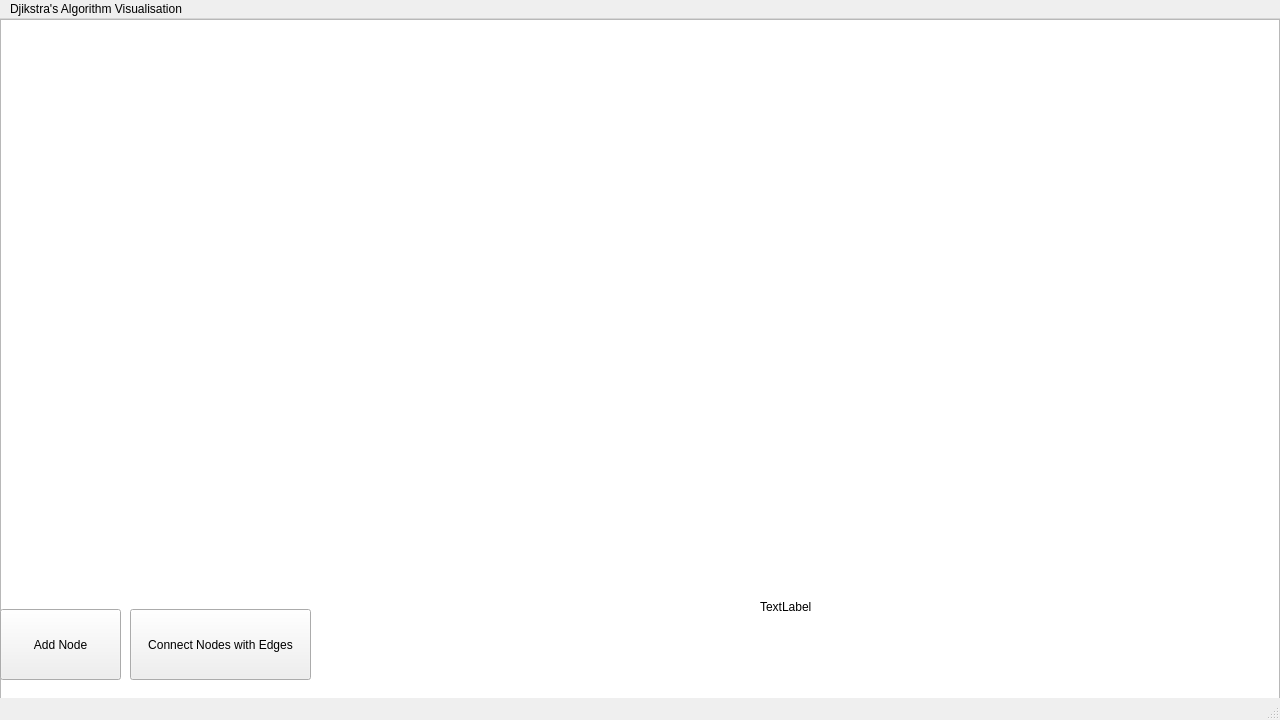
First picture: the form in QtTest/mainwindow.ui, repository Aric-prog/DSAFinalProjectSem2, before the edit.
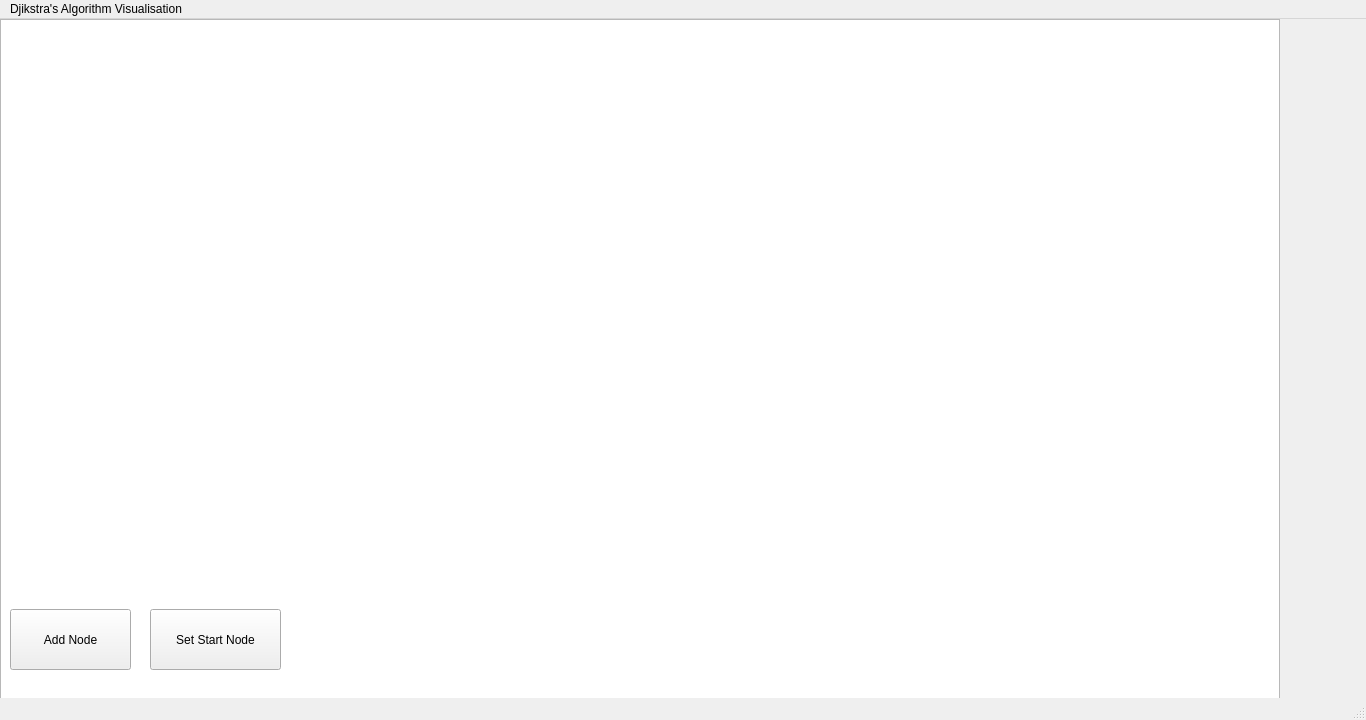
Second picture: the form after the edit.

Commit message: Created set destination, set start, and run button

Patch:
```diff
--- a/QtTest/mainwindow.ui
+++ b/QtTest/mainwindow.ui
@@ -6,19 +6,25 @@
    <rect>
     <x>0</x>
     <y>0</y>
-    <width>1280</width>
+    <width>1366</width>
     <height>720</height>
    </rect>
   </property>
+  <property name="sizePolicy">
+   <sizepolicy hsizetype="Preferred" vsizetype="Preferred">
+    <horstretch>0</horstretch>
+    <verstretch>0</verstretch>
+   </sizepolicy>
+  </property>
   <property name="minimumSize">
    <size>
-    <width>1280</width>
+    <width>1366</width>
     <height>720</height>
    </size>
   </property>
   <property name="maximumSize">
    <size>
-    <width>1280</width>
+    <width>1366</width>
     <height>720</height>
    </size>
   </property>
@@ -29,42 +35,23 @@
    <widget class="QPushButton" name="pushButton">
     <property name="geometry">
      <rect>
-      <x>0</x>
+      <x>10</x>
       <y>590</y>
       <width>121</width>
-      <height>71</height>
+      <height>61</height>
      </rect>
     </property>
     <property name="text">
      <string>Add Node</string>
     </property>
    </widget>
-   <widget class="QPushButton" name="pushButton_2">
-    <property name="geometry">
-     <rect>
-      <x>130</x>
-      <y>590</y>
-      <width>181</width>
-      <height>71</height>
-     </rect>
-    </property>
-    <property name="sizePolicy">
-     <sizepolicy hsizetype="Fixed" vsizetype="Fixed">
-      <horstretch>0</horstretch>
-      <verstretch>0</verstretch>
-     </sizepolicy>
-    </property>
-    <property name="text">
-     <string>Connect Nodes with Edges</string>
-    </property>
-   </widget>
    <widget class="QGraphicsView" name="graphicsView">
     <property name="geometry">
      <rect>
       <x>0</x>
       <y>0</y>
-      <width>1600</width>
-      <height>900</height>
+      <width>1280</width>
+      <height>720</height>
      </rect>
     </property>
     <property name="sizePolicy">
@@ -106,36 +93,29 @@
      <enum>QGraphicsView::NoDrag</enum>
     </property>
    </widget>
-   <widget class="QLabel" name="label">
+   <widget class="QPushButton" name="setStart">
     <property name="geometry">
      <rect>
-      <x>760</x>
-      <y>580</y>
-      <width>55</width>
-      <height>16</height>
+      <x>150</x>
+      <y>590</y>
+      <width>131</width>
+      <height>61</height>
      </rect>
     </property>
-    <property name="sizePolicy">
-     <sizepolicy hsizetype="Expanding" vsizetype="Expanding">
-      <horstretch>0</horstretch>
-      <verstretch>0</verstretch>
-     </sizepolicy>
-    </property>
     <property name="text">
-     <string>TextLabel</string>
+     <string>Set Start Node</string>
     </property>
    </widget>
    <zorder>graphicsView</zorder>
    <zorder>pushButton</zorder>
-   <zorder>pushButton_2</zorder>
-   <zorder>label</zorder>
+   <zorder>setStart</zorder>
   </widget>
   <widget class="QMenuBar" name="menubar">
    <property name="geometry">
     <rect>
      <x>0</x>
      <y>0</y>
-     <width>1280</width>
+     <width>1366</width>
      <height>26</height>
     </rect>
    </property>
```
The commit also changes 7 other files.
